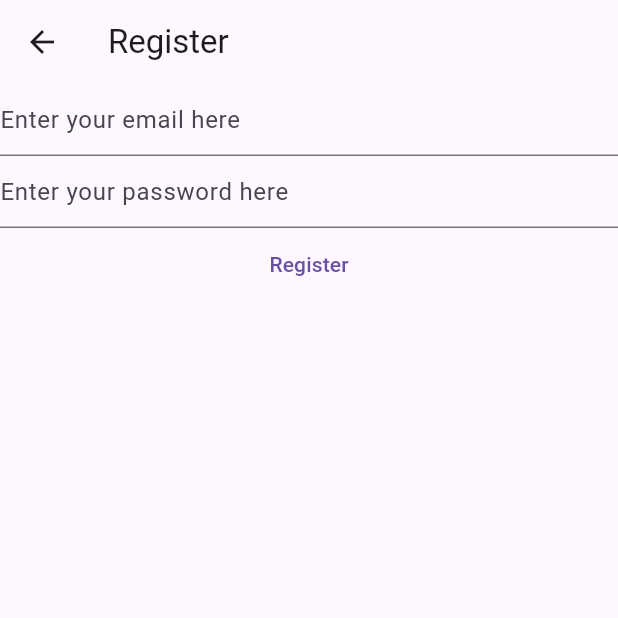
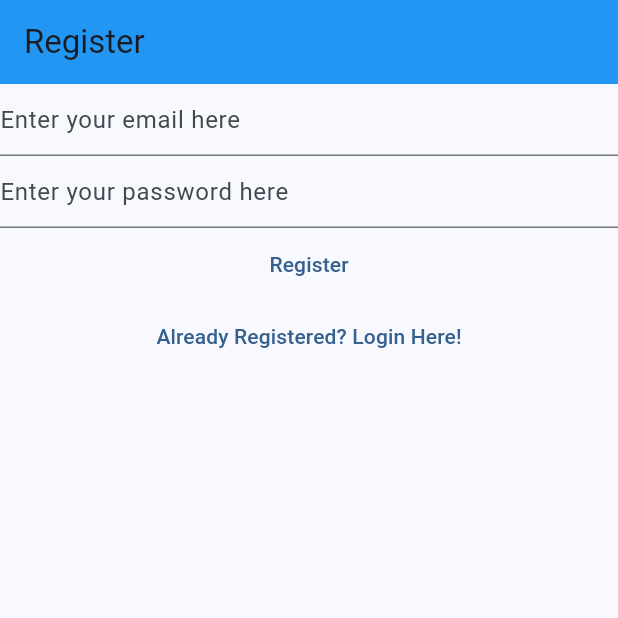
Before and after one commit to macanudo527/my-notes-app, a Flutter app: the RegisterView screen opened directly, on a phone screen of 412 x 824 dp, the top half of it. Run offline on Flutter 3.47's test engine with Material 3 defaults, Android fonts, the phone set to English and light mode, and no system bars; our stand-ins replace firebase_auth, firebase_core; accounts and stored records are empty.

Commit message:
Finish Step 2

```diff
--- a/lib/views/register_view.dart
+++ b/lib/views/register_view.dart
@@ -1,9 +1,7 @@
 
 
 import 'package:firebase_auth/firebase_auth.dart';
-import 'package:firebase_core/firebase_core.dart';
 import 'package:flutter/material.dart';
-import 'package:mynotes/firebase_options.dart';
 
 class RegisterView extends StatefulWidget {
   const RegisterView({super.key});
@@ -33,17 +31,8 @@ class _RegisterViewState extends State<RegisterView> {
   @override
   Widget build(BuildContext context) {
     return Scaffold(
-      appBar: AppBar(
-        title: const Text('Register')
-        ),
-        body: FutureBuilder(
-          future: Firebase.initializeApp(
-            options: DefaultFirebaseOptions.currentPlatform,
-          ),
-          builder:(context, snapshot) {
-            switch (snapshot.connectionState) {
-              case ConnectionState.done:
-                return Column(
+      appBar: AppBar(title: const Text('Register')),
+      body: Column(
         children: [
           TextField(
             controller: _email,
@@ -84,12 +73,16 @@ class _RegisterViewState extends State<RegisterView> {
             },
             child: const Text('Register'),
           ),
+          TextButton(
+            onPressed: () {
+              Navigator.of(context).pushNamedAndRemoveUntil(
+                '/login',
+                (route) => false,
+              );
+            },
+            child: const Text('Already Registered? Login Here!'),
+          )
         ],
-                );
-                default:
-                  return const Text('Loading...');
-            }
-          },
       ),
     );
   }
```
Also changed, not shown: lib/main.dart (+24 -17 lines), lib/views/login_view.dart (+11 -18 lines), lib/views/verify_email_view.dart (added, +30 -0 lines). Lines whose indentation alone changed are shown as unchanged.
